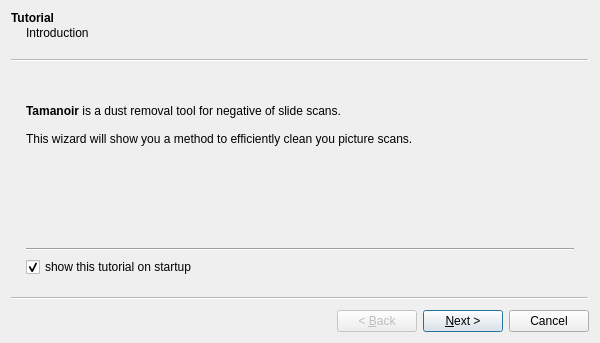
First picture: the form in ui/tamanoirwizard.ui, repository cseyve/tamanoir, before the edit.
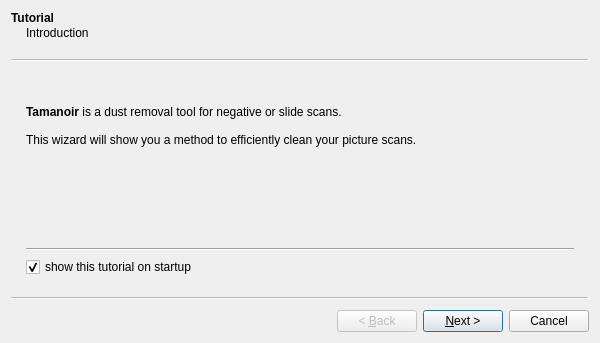
Second picture: the form after the edit. Icons and pictures are not drawn.

The edit to the form file:
```diff
--- a/ui/tamanoirwizard.ui
+++ b/ui/tamanoirwizard.ui
@@ -43,15 +43,15 @@
        <string>&lt;!DOCTYPE HTML PUBLIC &quot;-//W3C//DTD HTML 4.0//EN&quot; &quot;http://www.w3.org/TR/REC-html40/strict.dtd&quot;&gt;
 &lt;html&gt;&lt;head&gt;&lt;meta name=&quot;qrichtext&quot; content=&quot;1&quot; /&gt;&lt;style type=&quot;text/css&quot;&gt;
 p, li { white-space: pre-wrap; }
-&lt;/style&gt;&lt;/head&gt;&lt;body style=&quot; font-family:'Sans Serif'; font-size:9pt; font-weight:400; font-style:normal;&quot;&gt;
-&lt;table style=&quot;-qt-table-type: root; margin-top:4px; margin-bottom:4px; margin-left:4px; margin-right:4px;&quot;&gt;
+&lt;/style&gt;&lt;/head&gt;&lt;body style=&quot; font-family:'Sans Serif'; font-size:10pt; font-weight:400; font-style:normal;&quot;&gt;
+&lt;table border=&quot;0&quot; style=&quot;-qt-table-type: root; margin-top:4px; margin-bottom:4px; margin-left:4px; margin-right:4px;&quot;&gt;
 &lt;tr&gt;
 &lt;td style=&quot;border: none;&quot;&gt;
 &lt;p align=&quot;center&quot; style=&quot; margin-top:0px; margin-bottom:0px; margin-left:0px; margin-right:0px; -qt-block-indent:0; text-indent:0px;&quot;&gt;&lt;img src=&quot;:/icon/tamanoir32.png&quot; /&gt;&lt;/p&gt;
-&lt;p align=&quot;center&quot; style=&quot;-qt-paragraph-type:empty; margin-top:0px; margin-bottom:0px; margin-left:0px; margin-right:0px; -qt-block-indent:0; text-indent:0px;&quot;&gt;&lt;/p&gt;
-&lt;p style=&quot; margin-top:0px; margin-bottom:0px; margin-left:0px; margin-right:0px; -qt-block-indent:0; text-indent:0px;&quot;&gt;&lt;span style=&quot; font-weight:600;&quot;&gt;Tamanoir&lt;/span&gt; is a dust removal tool for negative of slide scans.&lt;/p&gt;
-&lt;p style=&quot;-qt-paragraph-type:empty; margin-top:0px; margin-bottom:0px; margin-left:0px; margin-right:0px; -qt-block-indent:0; text-indent:0px;&quot;&gt;&lt;/p&gt;
-&lt;p style=&quot; margin-top:0px; margin-bottom:0px; margin-left:0px; margin-right:0px; -qt-block-indent:0; text-indent:0px;&quot;&gt;This wizard will show you a method to efficiently clean you picture scans.&lt;/p&gt;&lt;/td&gt;&lt;/tr&gt;&lt;/table&gt;&lt;/body&gt;&lt;/html&gt;</string>
+&lt;p align=&quot;center&quot; style=&quot;-qt-paragraph-type:empty; margin-top:0px; margin-bottom:0px; margin-left:0px; margin-right:0px; -qt-block-indent:0; text-indent:0px; font-size:9pt;&quot;&gt;&lt;/p&gt;
+&lt;p style=&quot; margin-top:0px; margin-bottom:0px; margin-left:0px; margin-right:0px; -qt-block-indent:0; text-indent:0px;&quot;&gt;&lt;span style=&quot; font-size:9pt; font-weight:600;&quot;&gt;Tamanoir&lt;/span&gt;&lt;span style=&quot; font-size:9pt;&quot;&gt; is a dust removal tool for negative or slide scans.&lt;/span&gt;&lt;/p&gt;
+&lt;p style=&quot;-qt-paragraph-type:empty; margin-top:0px; margin-bottom:0px; margin-left:0px; margin-right:0px; -qt-block-indent:0; text-indent:0px; font-size:9pt;&quot;&gt;&lt;/p&gt;
+&lt;p style=&quot; margin-top:0px; margin-bottom:0px; margin-left:0px; margin-right:0px; -qt-block-indent:0; text-indent:0px;&quot;&gt;&lt;span style=&quot; font-size:9pt;&quot;&gt;This wizard will show you a method to efficiently clean your picture scans.&lt;/span&gt;&lt;/p&gt;&lt;/td&gt;&lt;/tr&gt;&lt;/table&gt;&lt;/body&gt;&lt;/html&gt;</string>
       </property>
       <property name="alignment">
        <set>Qt::AlignLeading|Qt::AlignLeft|Qt::AlignTop</set>
```
